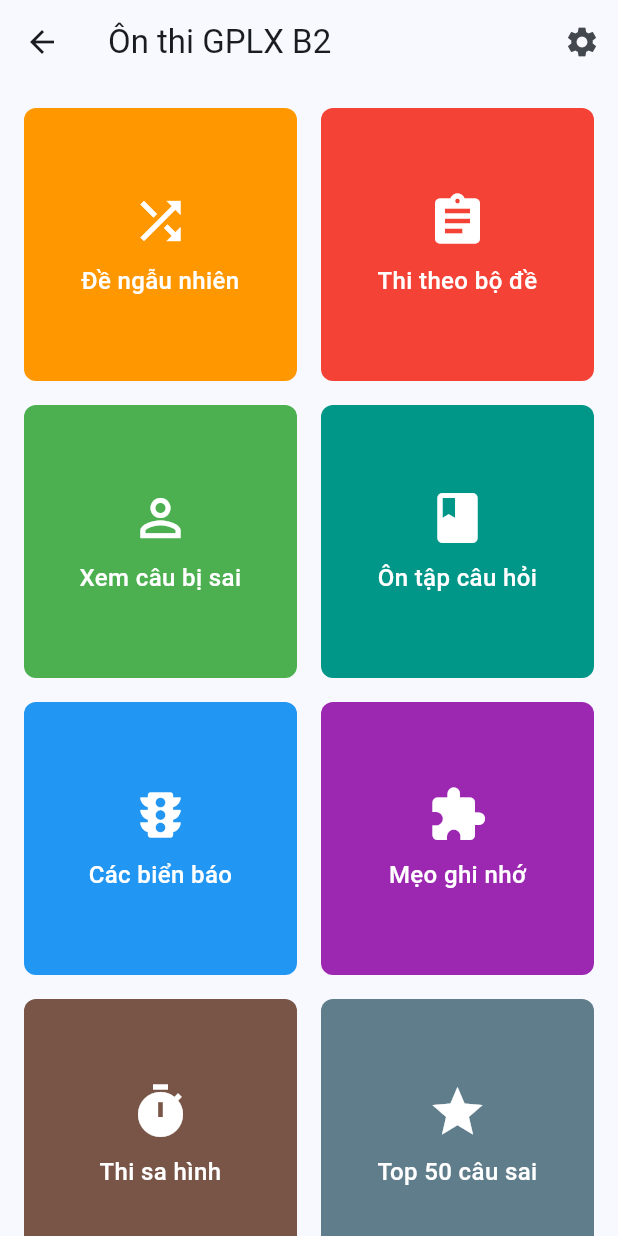
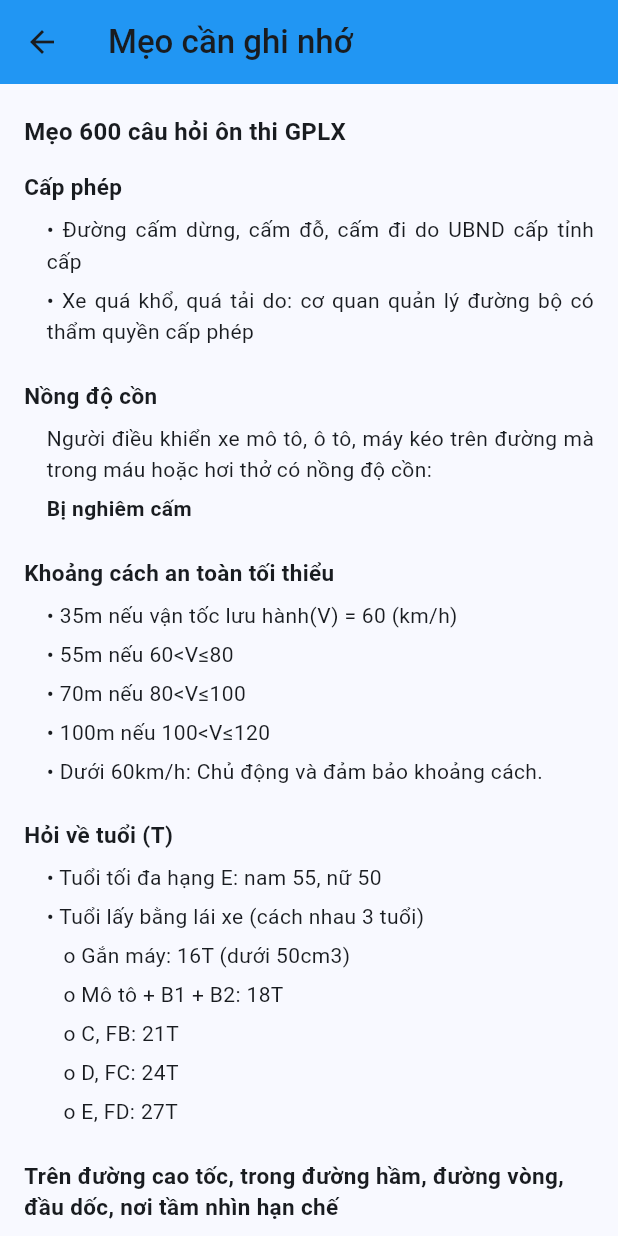
Before and after one commit to Cross-Players/gplx, a Flutter app: the screen it shows after launch, after a tap on "Mẹo ghi nhớ", on a phone screen of 412 x 824 dp. Run offline on Flutter 3.47's test engine with Material 3 defaults, Android fonts, the phone set to English and light mode, and no system bars; our stand-ins replace dio, flutter_riverpod, freezed_annotation, riverpod_annotation; missing offline and left inert: awesome_dio_interceptor, curl_logger_dio_interceptor; generated files the repository leaves out were written again.

Commit message:
ui_memorization_tips

```diff
--- a/lib/core/routes/app_routes.dart
+++ b/lib/core/routes/app_routes.dart
@@ -4,6 +4,7 @@ import 'package:gplx/features/settings/presentation/screens/settings_screen.dart
 import 'package:gplx/features/signs/presentation/screens/traffic_signs_screen.dart';
 import 'package:gplx/features/test/presentation/screens/test_question_screen.dart';
 import 'package:gplx/features/test_sets/presentation/screens/test_sets_screen.dart';
+import 'package:gplx/features/tips/presentation/screens/memorization_tips.dart';
 
 class AppRoutes {
   static const String home = '/';
@@ -11,6 +12,7 @@ class AppRoutes {
   static const String testSets = '/test-sets';
   static const String test = '/test';
   static const String signs = '/signs';
+  static const String tips = '/tips';
 
   static Route<dynamic> onGenerateRoute(RouteSettings route) {
     switch (route.name) {
@@ -34,6 +36,10 @@ class AppRoutes {
         return MaterialPageRoute(
           builder: (_) => const TrafficSignsScreen(),
         );
+      case tips:
+        return MaterialPageRoute(
+          builder: (_) => const MemorizationTips(),
+        );
       default:
         return MaterialPageRoute(
           builder: (_) => const HomeScreen(),
--- /dev/null
+++ b/lib/features/tips/presentation/screens/memorization_tips.dart
@@ -0,0 +1,388 @@
+import 'package:flutter/material.dart';
+
+class MemorizationTips extends StatelessWidget {
+  const MemorizationTips({super.key});
+
+  @override
+  Widget build(BuildContext context) {
+    return Scaffold(
+      appBar: AppBar(
+        title: const Text(
+          'Mẹo cần ghi nhớ',
+          style: TextStyle(fontWeight: FontWeight.w500),
+        ),
+        backgroundColor: Colors.blue[500],
+      ),
+      body: ListView(
+        padding:
+            const EdgeInsets.only(left: 16, right: 16, top: 20, bottom: 16),
+        children: const [
+          Text(
+            'Mẹo 600 câu hỏi ôn thi GPLX',
+            style: TextStyle(
+              fontSize: 16,
+              fontWeight: FontWeight.bold,
+            ),
+          ),
+          SizedBox(height: 15),
+          SectionWidget(
+            title: 'Cấp phép',
+            content: [
+              Text('• Đường cấm dừng, cấm đỗ, cấm đi do UBND cấp tỉnh cấp'),
+              Text(
+                  '• Xe quá khổ, quá tải do: cơ quan quản lý đường bộ có thẩm quyền cấp phép'),
+            ],
+          ),
+          SectionWidget(
+            title: 'Nồng độ cồn',
+            content: [
+              Text(
+                  'Người điều khiển xe mô tô, ô tô, máy kéo trên đường mà trong máu hoặc hơi thở có nồng độ cồn:'),
+              Text(
+                'Bị nghiêm cấm',
+                style: TextStyle(fontWeight: FontWeight.bold),
+              ),
+            ],
+          ),
+          SectionWidget(
+            title: 'Khoảng cách an toàn tối thiểu',
+            content: [
+              Text('• 35m nếu vận tốc lưu hành(V) = 60 (km/h)'),
+              Text('• 55m nếu 60<V≤80'),
+              Text('• 70m nếu 80<V≤100'),
+              Text('• 100m nếu 100<V≤120'),
+              Text('• Dưới 60km/h: Chủ động và đảm bảo khoảng cách.'),
+            ],
+          ),
+          SectionWidget(
+            title: 'Hỏi về tuổi (T)',
+            content: [
+              Text('• Tuổi tối đa hạng E: nam 55, nữ 50'),
+              Text('• Tuổi lấy bằng lái xe (cách nhau 3 tuổi)'),
+              Text('   o Gắn máy: 16T (dưới 50cm3)'),
+              Text('   o Mô tô + B1 + B2: 18T'),
+              Text('   o C, FB: 21T'),
+              Text('   o D, FC: 24T'),
+              Text('   o E, FD: 27T'),
+            ],
+          ),
+          SectionWidget(
+            title:
+                'Trên đường cao tốc, trong đường hầm, đường vòng, đầu dốc, nơi tầm nhìn hạn chế',
+            content: [
+              Text('• Không được quay đầu xe, không lùi, không vượt.'),
+              Text('• Không được vượt trên cầu hẹp có một làn xe.'),
+              Text(
+                  '• Không được phép quay đầu xe ở phần đường dành cho người đi bộ qua đường.'),
+              Text(
+                  '• Cấm lùi xe ở khu vực cấm dừng và nơi đường bộ giao nhau.'),
+            ],
+          ),
+          SectionWidget(
+            title: 'Tại nơi giao nhau không có tín hiệu',
+            content: [
+              Text('• Có vòng xuyến: Nhường đường bên trái'),
+              Text('• Không có vòng xuyến: Nhường bên phải'),
+            ],
+          ),
+          SectionWidget(
+            title: 'Niên hạn sử dụng (tính từ năm sx)',
+            content: [
+              Text('• 25 năm: ô tô tải'),
+              Text('• 20 năm: ô tô chở người trên 9 chỗ'),
+            ],
+          ),
+          SectionWidget(
+            title: 'Biển báo cấm',
+            content: [
+              Text('Cấm ô tô (Gồm: mô tô 3 bánh, xe lam, xe khách) ->'),
+              Text('Cấm xe tải —> Cấm Máy kéo —> Cấm rơ moóc, sơ mi rơ moóc'),
+            ],
+          ),
+          SectionWidget(
+            title: 'Nhất chớm, nhì ưu, tam đường, tứ hướng',
+            content: [
+              Text(
+                  '1. Nhất chớm: Xe nào chớm tới vạch trước thì được đi trước.'),
+              Text(
+                  '2. Nhì ưu: Xe ưu tiên được đi trước. Thứ tự xe ưu tiên: Hỏa-Sự-An-Thương (Cứu hỏa - Quân sự - Công an - Cứu thương - Hộ đê - Đoàn xe tang).'),
+              Text('3. Tam đường: Xe ở đường chính, đường ưu tiên.'),
+              Text(
+                  '4. Tứ hướng: Thứ tự hướng: Bên phải trống - Rẽ phải - Đi thẳng - Rẽ trái.'),
+            ],
+          ),
+          SectionWidget(
+            title: 'Thứ tự ưu tiên với xe ưu tiên: Hỏa-Sự-An-Thương',
+            content: [
+              Text('• Hỏa: Xe Cứu hỏa'),
+              Text('• Sự: Xe Quân sự'),
+              Text('• An: Xe Công an'),
+              Text('• Thương: Xe cứu thương'),
+              Text('• Xe hộ đê, xe đi làm nhiệm vụ khẩn cấp'),
+              Text('• Đoàn xe tang'),
+            ],
+          ),
+          SectionWidget(
+            title: 'Các hạng GPLX',
+            content: [
+              Text('• A1 mô tô dưới 175 cm3 và xe 3 bánh của người khuyết tật'),
+              Text('• A2 mô tô 175 cm3 trở lên'),
+              Text('• A3 xe mô tô 3 bánh'),
+              Text('• B1 không hành nghề lái xe'),
+              Text('• B1, B2 đến 9 chỗ ngồi, xe tải dưới 3.500Kg'),
+              Text('• C đến 9 chỗ ngồi, xe trên 3.500Kg'),
+              Text('• D chở đến 30 người'),
+              Text('• E chở trên 30 người.'),
+              Text('• FC: C + kéo (ô tô đầu kéo, kéo sơ mi rơ moóc)'),
+              Text('• FE: E + kéo (ô tô chở khách nối toa)'),
+            ],
+          ),
+          SectionWidget(
+            title: 'Phân nhóm biển báo hiệu: bao gồm',
+            content: [
+              Text('• Biển nguy hiểm (hình tam giác vàng)'),
+              Text('• Biển cấm (vòng tròn đỏ)'),
+              Text('• Biển hiệu lệnh (vòng tròn xanh)'),
+              Text('• Biển chỉ dẫn (vuông hoặc hình chữ nhật xanh)'),
+              Text(
+                  '• Biển phụ (vuông, chữ nhật trắng đen): Hiệu lực năm ở biển phụ, khi có đặt biển phụ'),
+            ],
+          ),
+          SectionWidget(
+            title: 'Tốc độ tối đa TRONG khu vực đông dân cư',
+            content: [
+              Text(
+                  '• 60km/h: Đối với đường đôi hoặc đường 1 chiều có từ 2 làn xe cơ giới trở lên'),
+              Text(
+                  '• 50km/h: Đối với đường 2 chiều hoặc đường 1 chiều có 1 làn xe cơ giới'),
+            ],
+          ),
+          SectionWidget(
+            title:
+                'Tốc độ tối đa NGOÀI khu vực đông dân cư (trừ đường cao tốc)',
+            content: [
+              Text(
+                  '1. Đổi với đường đôi hoặc đường 1 chiều có từ 2 làn xe cơ giới trở lên',
+                  style: TextStyle(fontWeight: FontWeight.bold)),
+              Text(
+                  '• 90km/h: Xe ô tô con, xe ô tô chở người đến 30 chỗ (trừ xe buýt), ô tô tải có trọng tải ≤3.5 tấn.'),
+              Text(
+                  '• 80km/h: Xe ô tô chở người trên 30 chỗ (trừ xe buýt), ô tô tải có trọng tải >3.5 tấn (trừ ô tô xitec).'),
+              Text(
+                  '• 70km/h: Ô tô buýt, ô tô đầu kéo kéo sơ mi rơ mooc, xe mô tô, ô tô chuyên dùng (trừ ô tô trộn vữa, trộn bê tông).'),
+              Text(
+                  '• 60km/h: Ô tô kéo rơ mooc, ô tô kéo xe khác, ô tô trộn vữa, ô tô trộn bê tông, ô tô xitec.'),
+              Text(
+                '2. Đối với đường 2 chiều hoặc đường 1 chiều có 1 làn xe cơ giới',
+                style: TextStyle(fontWeight: FontWeight.bold),
+              ),
+              Text(
+                  '• 80km/h: Xe ô tô con, xe ô tô chở người đến 30 chỗ (trừ xe buýt), ô tô tải có trọng tải ≤3.5 tấn.'),
+              Text(
+                  '• 70km/h: Xe ô tô chở người trên 30 chỗ (trừ xe buýt), ô tô tải có trọng tải >3.5 tấn (trừ ô tô xitec).'),
+              Text(
+                  '• 60km/h: Ô tô buýt, ô tô đầu kéo kéo sơ mi rơ mooc, xe mô tô, ô tô chuyên dùng (trừ ô tô trộn vữa, trộn bê tông).'),
+              Text(
+                  '• 50km/h: Ô tô kéo rơ mooc, ô tô kéo xe khác, ô tô trộn vữa, ô tô trộn bê tông, ô tô xitec.'),
+            ],
+          ),
+          SectionWidget(
+            title: 'Tốc độ tối đa cho phép đối với',
+            content: [
+              Text(
+                  '• Xe máy chuyên dùng, xe gắn máy (kể cả xe máy điện) và các loại xe tương tự trên đường bộ (trừ đường cao tốc): 40km/h'),
+              Text(
+                  '• Tốc độ tối đa cho phép của các loại xe cơ giới, xe máy chuyên dùng trên đường cao tốc phải tuân thủ tốc độ tối đa, tốc độ tối thiểu và không vượt quá: 120km/h'),
+            ],
+          ),
+          SectionWidget(
+            title: 'Tăng số, giảm số',
+            content: [
+              Text('• Tăng 1 Giảm 2 (giảm số chọn ý có từ "vù ga")'),
+            ],
+          ),
+          SectionWidget(
+            title: 'Phương tiện giao thông đường bộ',
+            content: [
+              Text(
+                  'Bao gồm phương tiện giao thông cơ giới đường bộ và phương tiện giao thông thô sơ đường bộ'),
+            ],
+          ),
+          SectionWidget(
+            title: 'Phương tiện tham gia giao thông đường bộ',
+            content: [
+              Text('Gồm phương tiện giao thông đường bộ và xe máy chuyên dùng'),
+            ],
+          ),
+          SectionWidget(
+            title: 'Xe máy chuyên dùng',
+            content: [
+              Text(
+                  'Gồm xe máy thi công, xe máy nông nghiệp, lâm nghiệp và các loại xe đặc chủng khác sử dụng vào mục đích quốc phòng, an ninh có tham gia giao thông đường bộ.'),
+            ],
+          ),
+          SectionWidget(
+            title: 'Hiệu lệnh người điều khiển giao thông',
+            content: [
+              Text(
+                  '• Giơ tay thẳng đứng: Tất cả dừng, trừ xe đã ở trong ngã tư được phép đi'),
+              Text('• Giang ngang tay: Tay phải đi, Trước sau dừng'),
+              Text(
+                  '• Tay phải giơ trước: Sau, phải dừng, trước rẽ phải, trái đi các hướng, người đi bộ qua đường đi sau người điều khiển.'),
+            ],
+          ),
+          SectionWidget(
+            title: 'Khái niệm và quy tắc',
+            content: [
+              Text(
+                  '• Tất cả các câu có đáp án bị nghiêm cấm, không cho phép hoặc không được phép thì chọn đáp án đó.'),
+              Text('• Tốc độ chậm đi về bên phải.'),
+              Text('• Chỉ sử dụng còi từ 5 giờ sáng đến 22 giờ tối.'),
+              Text('• Trong đô thị sử dụng đèn chiếu gần.'),
+              Text(
+                  '• Không được phép lắp đặt còi đến không đúng thiết kế, trừ phi được chấp thuận của cơ quan có thẩm quyền.'),
+              Text('• Xe mô tô không được kéo xe khác.'),
+              Text(
+                  '• 05 năm không cấp lại nếu sử dụng bằng lái đã khai báo mất.'),
+              Text('• Chuyển làn đường phải có tín hiệu báo trước.'),
+              Text('• Xe thô sơ phải đi làn đường bên phải trong cùng.'),
+              Text(
+                  '• Tránh xe ngược chiều thì nhường đường qua đường hẹp và nhường xe lên dốc.'),
+              Text('• Đừng cách ray đường sắt 5m.'),
+              Text(
+                  '• Vào cao tốc phải nhường đường cho xe đang chạy trên đường.'),
+              Text('• Xe thiết kế nhỏ hơn 70km/h không được vào cao tốc.'),
+              Text('• Trên cao tốc chỉ được dừng xe, đỗ xe ở nơi quy định.'),
+              Text('• Trong hầm chỉ được dừng xe, đỗ xe ở nơi quy định.'),
+              Text(
+                  '• Xe quá tải trọng phải do cơ quan quản lý đường bộ cấp phép.'),
+              Text('• Trong lượng xe kéo rơ moóc phải lớn hơn rơ moóc.'),
+              Text('• Kéo xe trong hệ thống hãm phải dùng thanh nối cứng.'),
+              Text('• Xe gắn máy tối đa 40km/h.'),
+              Text('• Xe có giới không bao gồm xe gắn máy.'),
+              Text('• Đường có giải phân cách được xem là đường đôi.'),
+              Text('• Giảm tốc độ, chú ý quan sát khi gặp biển báo nguy hiểm.'),
+              Text('• Giảm tốc độ, đi sát về bên phải khi xe sau xin vượt.'),
+              Text('• Điểm giao cắt đường sắt thì ưu tiên đường sắt.'),
+              Text('• Nhường đường cho xe ưu tiên có tín hiệu còi, cờ, đèn.'),
+              Text('• Không vượt xe khác trên đường vòng, khuất tầm nhìn.'),
+              Text(
+                  '• Nơi có vạch kẻ đường dành cho người đi bộ thì nhường đường.'),
+              Text(
+                  '• Dừng xe, đổ xe cách lề đường, hè phố không quá 0,25 mét.'),
+              Text('• Dừng xe, đổ xe trên đường hẹp cách xe khác 20 mét.'),
+              Text('• Giảm tốc độ trên đường ướt, đường hẹp và đèo dốc.'),
+              Text(
+                  '• Xe buýt đang dừng đón trả khách thì giảm tốc độ và từ từ vượt qua xe buýt.'),
+            ],
+          ),
+          SectionWidget(
+            title: 'Nghiệp vụ vận tải',
+            content: [
+              Text('• Không lái xe liên tục quá 4 giờ.'),
+              Text('• Không làm việc 1 ngày của lái xe quá 10 giờ.'),
+              Text(
+                  '• Người kinh doanh vận tải không được tự ý thay đổi vị trí đón trả khách.'),
+              Text('• Vận chuyển hàng nguy hiểm phải có giấy phép.'),
+            ],
+          ),
+          SectionWidget(
+            title: 'Kỹ thuật lái xe',
+            content: [
+              Text(
+                  '• Xe mô tô xuống dốc dài cần sử dụng cả phanh trước và phanh sau để giảm tốc độ.'),
+              Text(
+                  '• Khởi hành xe ô tô số tự động cần đạp phanh chân hết hành trình.'),
+              Text(
+                  '• Thực hiện phanh tay cần phải bóp khóa hãm đẩy cần phanh tay về phía trước.'),
+              Text('• Khởi hành ô tô sử dụng hộp số đạp côn hết hành trình.'),
+              Text('• Thực hiện quay đầu xe với tốc độ thấp.'),
+              Text(
+                  '• Lái xe ô tô qua đường sắt không rào chắn thì cách 5 mét hạ kính cửa, tắt âm thanh, quan sát.'),
+              Text('• Mở cửa xe thì quan sát rồi mới mở hé cánh cửa.'),
+            ],
+          ),
+          SectionWidget(
+            title: 'Cấu tạo và sửa chữa',
+            content: [
+              Text('• Yêu cầu cửa kính chắn gió, chọn “Loại kính an toàn”.'),
+              Text('• Âm lượng của còi là từ 90dB đến 115 dB.'),
+              Text('• Động cơ diesel không nổ do nhiên liệu lẫn tạp chất.'),
+              Text(
+                  '• Dây đai an toàn có cơ cấu hãm giữ chặt dây khi giật dây đột ngột.'),
+              Text('• Động cơ 4 kỳ thì pít tông thực hiện 4 hành trình.'),
+              Text('• Hệ thống bôi trơn giảm ma sát.'),
+              Text('• Niền hạn ô tô trên 9 chỗ ngồi là 20 năm.'),
+              Text('• Niên hạn ô tô tải là 25 năm.'),
+              Text('• Động cơ ô tô biến nhiệt năng thành cơ năng.'),
+              Text(
+                  '• Hệ thống truyền lực truyền mô men quay từ động cơ tới bánh xe.'),
+              Text(
+                  '• Ly hợp (côn) truyền hoặc ngắt truyền động từ động cơ đến hộp số.'),
+              Text('• Hộp số ô tô đảm bảo chuyển động lùi.'),
+              Text('• Hệ thống lái dùng để thay đổi hướng.'),
+              Text('• Hệ thống phanh giúp giảm tốc độ.'),
+              Text('• Ắc quy để tích trữ điện năng.'),
+              Text('• Khởi động xe tự động phải đạp phanh.'),
+            ],
+          ),
+          SectionWidget(
+            title: 'Các quy tắc sa hình khác',
+            content: [
+              Text(
+                  '• Thứ tự ưu tiên không vòng xuyến: Xe vào ngã ba, ngã tư trước - Xe ưu tiên - Đường ưu tiên - Đường cùng cấp theo thứ tự bên phải trống - rẽ phải - đi thẳng - rẽ trái.'),
+              Text(
+                  '• Giao nhau cùng cấp có vòng xuyến: Chưa vào vòng xuyến thì ưu tiên xe bên phải, đã vào vòng xuyến ưu tiên xe từ bên trái tới.'),
+              Text('• Xe xuống dốc phải nhường đường cho xe đang lên dốc'),
+            ],
+          ),
+        ],
+      ),
+    );
+  }
+}
+
+class SectionWidget extends StatelessWidget {
+  final String title;
+  final List<Widget> content;
+
+  const SectionWidget({
+    super.key,
+    required this.title,
+    required this.content,
+  });
+
+  @override
+  Widget build(BuildContext context) {
+    return Padding(
+      padding: const EdgeInsets.only(bottom: 16.0),
+      child: Column(
+        crossAxisAlignment: CrossAxisAlignment.start,
+        children: [
+          Text(
+            title,
+            style: const TextStyle(fontWeight: FontWeight.w600, fontSize: 15),
+          ),
+          const SizedBox(height: 8.0),
+          ...content.map((line) => Padding(
+                padding: const EdgeInsets.only(left: 15, bottom: 5),
+                child: line is Text
+                    ? Text(
+                        (line).data!,
+                        textAlign: TextAlign.justify,
+                        style: (line).style?.copyWith(
+                                  height: 1.5,
+                                  fontSize: 14,
+                                ) ??
+                            const TextStyle(
+                              height: 1.5,
+                              fontSize: 14,
+                            ),
+                      )
+                    : line,
+              )),
+        ],
+      ),
+    );
+  }
+}
```
